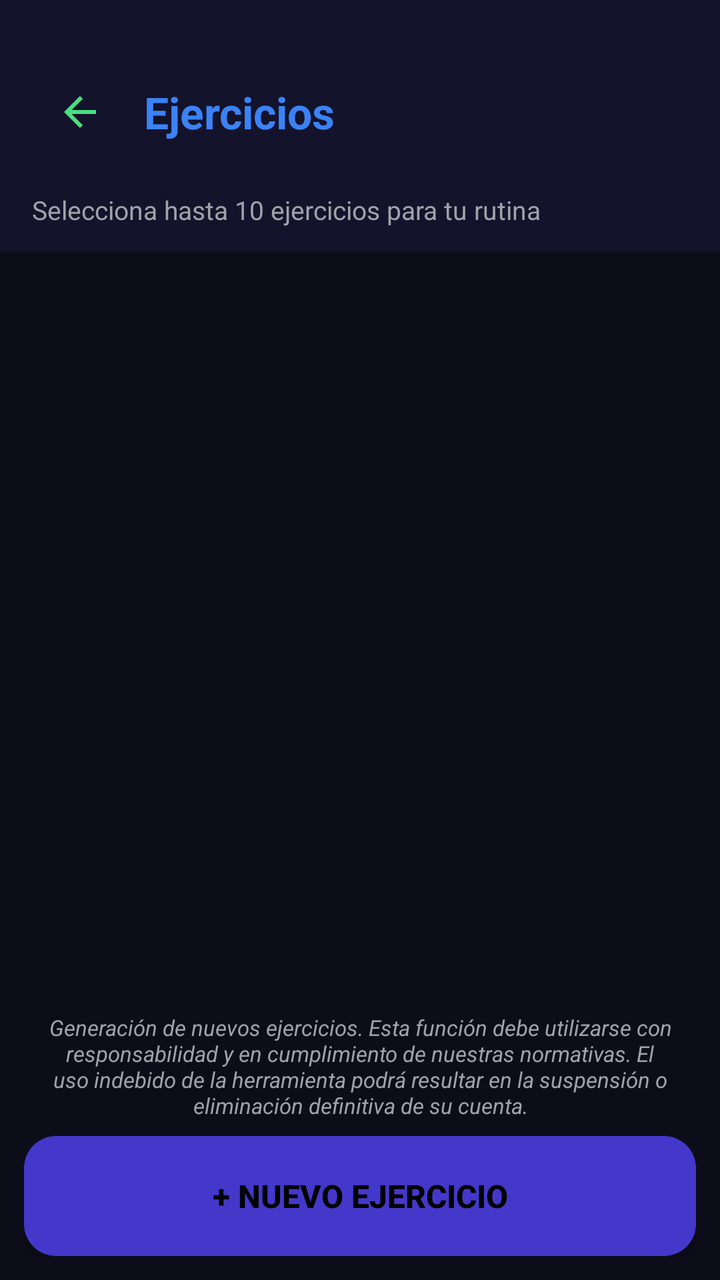
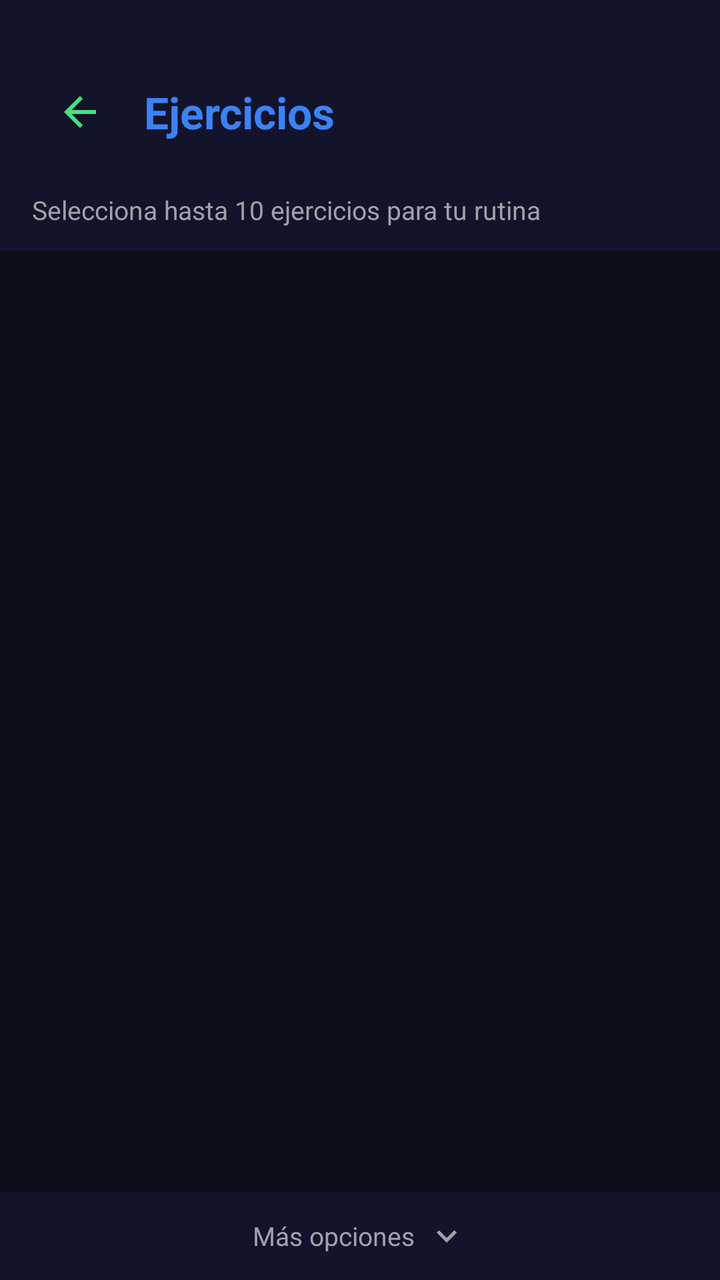

An Android layout rendered at two revisions. The XML below is the earlier revision; the diff shows what the commit changed to produce the second picture.
<!-- AndroidManifest.xml: activity theme Theme.GimnasioPro -->
<!-- res/layout/activity_lista_ejercicios.xml -->
<?xml version="1.0" encoding="utf-8"?>
<LinearLayout xmlns:android="http://schemas.android.com/apk/res/android"
    xmlns:app="http://schemas.android.com/apk/res-auto"
    xmlns:tools="http://schemas.android.com/tools"
    android:layout_width="match_parent"
    android:layout_height="match_parent"
    android:orientation="vertical"
    android:background="@color/dark_green_background"
    android:fitsSystemWindows="true"
    tools:context=".ListaEjerciciosActivity">

    
    <LinearLayout
        android:layout_width="match_parent"
        android:layout_height="wrap_content"
        android:orientation="vertical"
        android:background="@color/darker_green_header">

        <LinearLayout
            android:layout_width="match_parent"
            android:layout_height="wrap_content"
            android:orientation="horizontal"
            android:gravity="center_vertical"
            android:paddingStart="16dp"
            android:paddingEnd="16dp"
            android:paddingBottom="16dp"
            android:paddingTop="32dp">

            <ImageButton
                android:id="@+id/btnBack"
                android:layout_width="48dp"
                android:layout_height="48dp"
                android:background="?attr/selectableItemBackgroundBorderless"
                android:src="@drawable/ic_arrow_back"
                android:contentDescription="@string/desc_btn_back"
                android:scaleType="centerInside"
                android:clickable="true"
                android:focusable="true" />

            <TextView
                android:id="@+id/tvGrupoMuscular"
                android:layout_width="0dp"
                android:layout_height="wrap_content"
                android:layout_weight="1"
                android:layout_marginStart="8dp"
                android:text="@string/titulo_ejercicios"
                android:textSize="22sp"
                android:textStyle="bold"
                android:textColor="@color/accent_blue" />
        </LinearLayout>

        
        <TextView
            android:id="@+id/tvInfoSeleccion"
            android:layout_width="match_parent"
            android:layout_height="wrap_content"
            android:paddingHorizontal="16dp"
            android:paddingBottom="12dp"
            android:text="@string/info_selecciona_ejercicios"
            android:textSize="13sp"
            android:textColor="@color/text_light_gray" />
    </LinearLayout>

    
    <FrameLayout
        android:layout_width="match_parent"
        android:layout_height="0dp"
        android:layout_weight="1">

        <androidx.recyclerview.widget.RecyclerView
            android:id="@+id/rvEjercicios"
            android:layout_width="match_parent"
            android:layout_height="match_parent"
            android:padding="8dp"
            android:clipToPadding="false" />

        <TextView
            android:id="@+id/tvNoEjercicios"
            android:layout_width="match_parent"
            android:layout_height="match_parent"
            android:gravity="center"
            android:text="@string/no_ejercicios"
            android:textSize="16sp"
            android:textColor="@color/text_light_gray"
            android:visibility="gone" />
    </FrameLayout>

    
    <LinearLayout
        android:id="@+id/layoutCargarEjercicios"
        android:layout_width="match_parent"
        android:layout_height="wrap_content"
        android:orientation="vertical"
        android:padding="12dp"
        android:background="@color/dark_green_background"
        android:visibility="gone">

        <Button
            android:id="@+id/btnCargarEjercicios"
            android:layout_width="match_parent"
            android:layout_height="50dp"
            android:text="@string/btn_cargar_ejercicios"
            android:textSize="14sp"
            android:textStyle="bold"
            android:textColor="@color/text_on_button"
            android:background="@drawable/bg_card_trainer"
            android:elevation="4dp"
            android:stateListAnimator="@null" />
    </LinearLayout>

    
    <LinearLayout
        android:id="@+id/layoutTrainerControls"
        android:layout_width="match_parent"
        android:layout_height="wrap_content"
        android:orientation="vertical"
        android:padding="12dp"
        android:background="@color/dark_green_background">

        
        <TextView
            android:id="@+id/tvAdvertenciaTrainer"
            android:layout_width="match_parent"
            android:layout_height="wrap_content"
            android:text="@string/advertencia_trainer_ejercicios"
            android:textSize="11sp"
            android:textColor="@color/text_light_gray"
            android:textStyle="italic"
            android:gravity="center"
            android:paddingHorizontal="8dp"
            android:paddingBottom="8dp" />

        
        <Button
            android:id="@+id/btnAgregarEjercicio"
            android:layout_width="match_parent"
            android:layout_height="60dp"
            android:text="@string/btn_nuevo_ejercicio"
            android:textSize="16sp"
            android:textStyle="bold"
            android:textColor="@color/text_on_button"
            android:background="@drawable/bg_card_trainer"
            android:elevation="8dp"
            android:stateListAnimator="@null" />
    </LinearLayout>

    
    <LinearLayout
        android:id="@+id/layoutSeleccion"
        android:layout_width="match_parent"
        android:layout_height="wrap_content"
        android:orientation="horizontal"
        android:gravity="center_vertical"
        android:padding="12dp"
        android:background="@color/darker_green_header"
        android:visibility="gone">

        <TextView
            android:id="@+id/tvContadorSeleccion"
            android:layout_width="0dp"
            android:layout_height="wrap_content"
            android:layout_weight="1"
            android:text="@string/seleccion_contador_default"
            android:textSize="14sp"
            android:textColor="@color/electric_green_button" />

        <Button
            android:id="@+id/btnCancelarSeleccion"
            android:layout_width="wrap_content"
            android:layout_height="40dp"
            android:layout_marginEnd="8dp"
            android:text="@string/btn_cancelar"
            android:textSize="12sp"
            android:textColor="@color/text_on_button"
            android:backgroundTint="@color/gray_button" />

        <Button
            android:id="@+id/btnGuardarSeleccion"
            android:layout_width="wrap_content"
            android:layout_height="40dp"
            android:text="@string/btn_guardar"
            android:textSize="12sp"
            android:textColor="@color/text_on_button"
            android:backgroundTint="@color/electric_green_button" />
    </LinearLayout>

</LinearLayout>
<!-- resources referenced by this layout -->
<resources>
  <color name="accent_blue">#3B82F6</color>
  <color name="dark_green_background">@color/dark_background</color>
  <color name="darker_green_header">@color/dark_background_secondary</color>
  <color name="electric_green_button">@color/accent_green</color>
  <color name="gray_button">#FF606060</color>
  <color name="text_light_gray">@color/text_secondary</color>
  <color name="text_on_button">#FF000000</color>
  <!-- drawable bg_card_trainer (drawable) -->
  <?xml version="1.0" encoding="utf-8"?>
  <shape xmlns:android="http://schemas.android.com/apk/res/android"
      android:shape="rectangle">
      <solid android:color="@color/card_trainer" />
      <corners android:radius="16dp" />
  </shape>
  <!-- drawable ic_arrow_back (drawable) -->
  <?xml version="1.0" encoding="utf-8"?>
  <vector xmlns:android="http://schemas.android.com/apk/res/android"
      android:width="24dp"
      android:height="24dp"
      android:viewportWidth="24"
      android:viewportHeight="24"
      android:tint="@color/electric_green_button">
      <path
          android:fillColor="@android:color/white"
          android:pathData="M20,11H7.83l5.59,-5.59L12,4l-8,8 8,8 1.41,-1.41L7.83,13H20v-2z"/>
  </vector>
  <string name="advertencia_trainer_ejercicios">Generación de nuevos ejercicios. Esta función debe utilizarse con responsabilidad y en cumplimiento de nuestras normativas. El uso indebido de la herramienta podrá resultar en la suspensión o eliminación definitiva de su cuenta.</string>
  <string name="btn_cancelar">Cancelar</string>
  <string name="btn_cargar_ejercicios">⬇️ CARGAR MÁS EJERCICIOS</string>
  <string name="btn_guardar">Guardar</string>
  <string name="btn_nuevo_ejercicio">+ NUEVO EJERCICIO</string>
  <string name="desc_btn_back">Volver atrás</string>
  <string name="info_selecciona_ejercicios">Selecciona hasta 10 ejercicios para tu rutina</string>
  <string name="no_ejercicios">No hay ejercicios disponibles</string>
  <string name="seleccion_contador_default">0 seleccionados</string>
  <string name="titulo_ejercicios">Ejercicios</string>
  <style name="Theme.GimnasioPro" parent="Theme.AppCompat.Light.NoActionBar">
          
          <item name="colorPrimary">@color/electric_green_button</item>
          <item name="colorPrimaryDark">@color/dark_green_background</item>
          <item name="colorAccent">@color/electric_green_button</item>
          <item name="android:windowBackground">@color/dark_green_background</item>
          <item name="android:statusBarColor">@color/dark_green_background</item>
          <item name="android:navigationBarColor">@color/dark_green_background</item>
          <item name="android:fitsSystemWindows">true</item>
      </style>
  <color name="dark_background">#0D0D1A</color>
  <color name="dark_background_secondary">#13132B</color>
  <color name="accent_green">#4ADE80</color>
  <color name="text_secondary">#A1A1AA</color>
  <color name="card_trainer">#4338CA</color>
</resources>

<!-- the commit's change to res/layout/activity_lista_ejercicios.xml (unified diff, before → after) -->
@@ -87,61 +87,101 @@
 
     
     <LinearLayout
-        android:id="@+id/layoutCargarEjercicios"
+        android:id="@+id/layoutPanelOpciones"
         android:layout_width="match_parent"
         android:layout_height="wrap_content"
         android:orientation="vertical"
-        android:padding="12dp"
-        android:background="@color/dark_green_background"
-        android:visibility="gone">
-
-        <Button
-            android:id="@+id/btnCargarEjercicios"
-            android:layout_width="match_parent"
-            android:layout_height="50dp"
-            android:text="@string/btn_cargar_ejercicios"
-            android:textSize="14sp"
-            android:textStyle="bold"
-            android:textColor="@color/text_on_button"
-            android:background="@drawable/bg_card_trainer"
-            android:elevation="4dp"
-            android:stateListAnimator="@null" />
-    </LinearLayout>
-
-    
-    <LinearLayout
-        android:id="@+id/layoutTrainerControls"
-        android:layout_width="match_parent"
-        android:layout_height="wrap_content"
-        android:orientation="vertical"
-        android:padding="12dp"
-        android:background="@color/dark_green_background">
+        android:background="@color/darker_green_header">
 
         
-        <TextView
-            android:id="@+id/tvAdvertenciaTrainer"
-            android:layout_width="match_parent"
-            android:layout_height="wrap_content"
-            android:text="@string/advertencia_trainer_ejercicios"
-            android:textSize="11sp"
-            android:textColor="@color/text_light_gray"
-            android:textStyle="italic"
+        <LinearLayout
+            android:id="@+id/btnExpandirOpciones"
+            android:layout_width="match_parent"
+            android:layout_height="44dp"
+            android:orientation="horizontal"
             android:gravity="center"
-            android:paddingHorizontal="8dp"
-            android:paddingBottom="8dp" />
+            android:background="?attr/selectableItemBackground"
+            android:clickable="true"
+            android:focusable="true">
+
+            <TextView
+                android:id="@+id/tvExpandirOpciones"
+                android:layout_width="wrap_content"
+                android:layout_height="wrap_content"
+                android:text="Más opciones"
+                android:textColor="@color/text_light_gray"
+                android:textSize="13sp" />
+
+            <ImageView
+                android:id="@+id/ivExpandirFlecha"
+                android:layout_width="20dp"
+                android:layout_height="20dp"
+                android:layout_marginStart="6dp"
+                android:src="@drawable/ic_arrow_down"
+                android:rotation="0"
+                android:contentDescription="Expandir" />
+        </LinearLayout>
 
         
-        <Button
-            android:id="@+id/btnAgregarEjercicio"
-            android:layout_width="match_parent"
-            android:layout_height="60dp"
-            android:text="@string/btn_nuevo_ejercicio"
-            android:textSize="16sp"
-            android:textStyle="bold"
-            android:textColor="@color/text_on_button"
-            android:background="@drawable/bg_card_trainer"
-            android:elevation="8dp"
-            android:stateListAnimator="@null" />
+        <LinearLayout
+            android:id="@+id/layoutContenidoColapsable"
+            android:layout_width="match_parent"
+            android:layout_height="wrap_content"
+            android:orientation="vertical"
+            android:visibility="gone"
+            android:paddingHorizontal="12dp"
+            android:paddingBottom="12dp">
+
+            
+            <Button
+                android:id="@+id/btnCargarEjercicios"
+                android:layout_width="match_parent"
+                android:layout_height="50dp"
+                android:text="@string/btn_cargar_ejercicios"
+                android:textSize="14sp"
+                android:textStyle="bold"
+                android:textColor="@color/text_on_button"
+                android:background="@drawable/bg_card_trainer"
+                android:elevation="4dp"
+                android:stateListAnimator="@null"
+                android:visibility="gone" />
+
+            
+            <LinearLayout
+                android:id="@+id/layoutTrainerControls"
+                android:layout_width="match_parent"
+                android:layout_height="wrap_content"
+                android:orientation="vertical"
+                android:layout_marginTop="8dp"
+                android:visibility="gone">
+
+                
+                <TextView
+                    android:id="@+id/tvAdvertenciaTrainer"
+                    android:layout_width="match_parent"
+                    android:layout_height="wrap_content"
+                    android:text="@string/advertencia_trainer_ejercicios"
+                    android:textSize="11sp"
+                    android:textColor="@color/text_light_gray"
+                    android:textStyle="italic"
+                    android:gravity="center"
+                    android:paddingHorizontal="8dp"
+                    android:paddingBottom="8dp" />
+
+                
+                <Button
+                    android:id="@+id/btnAgregarEjercicio"
+                    android:layout_width="match_parent"
+                    android:layout_height="60dp"
+                    android:text="@string/btn_nuevo_ejercicio"
+                    android:textSize="16sp"
+                    android:textStyle="bold"
+                    android:textColor="@color/text_on_button"
+                    android:background="@drawable/bg_card_trainer"
+                    android:elevation="8dp"
+                    android:stateListAnimator="@null" />
+            </LinearLayout>
+        </LinearLayout>
     </LinearLayout>
 
     
<!-- resource entries referenced after the edit -->
@@ -26,6 +26,17 @@
           android:fillColor="@android:color/white"
           android:pathData="M20,11H7.83l5.59,-5.59L12,4l-8,8 8,8 1.41,-1.41L7.83,13H20v-2z"/>
   </vector>
+  <!-- drawable ic_arrow_down (drawable) -->
+  <vector xmlns:android="http://schemas.android.com/apk/res/android"
+      android:width="24dp"
+      android:height="24dp"
+      android:viewportWidth="24"
+      android:viewportHeight="24"
+      android:tint="@color/text_light_gray">
+      <path
+          android:fillColor="#FFFFFF"
+          android:pathData="M7.41,8.59L12,13.17l4.59,-4.58L18,10l-6,6l-6,-6l1.41,-1.41z"/>
+  </vector>
   <string name="advertencia_trainer_ejercicios">Generación de nuevos ejercicios. Esta función debe utilizarse con responsabilidad y en cumplimiento de nuestras normativas. El uso indebido de la herramienta podrá resultar en la suspensión o eliminación definitiva de su cuenta.</string>
   <string name="btn_cancelar">Cancelar</string>
   <string name="btn_cargar_ejercicios">⬇️ CARGAR MÁS EJERCICIOS</string>
